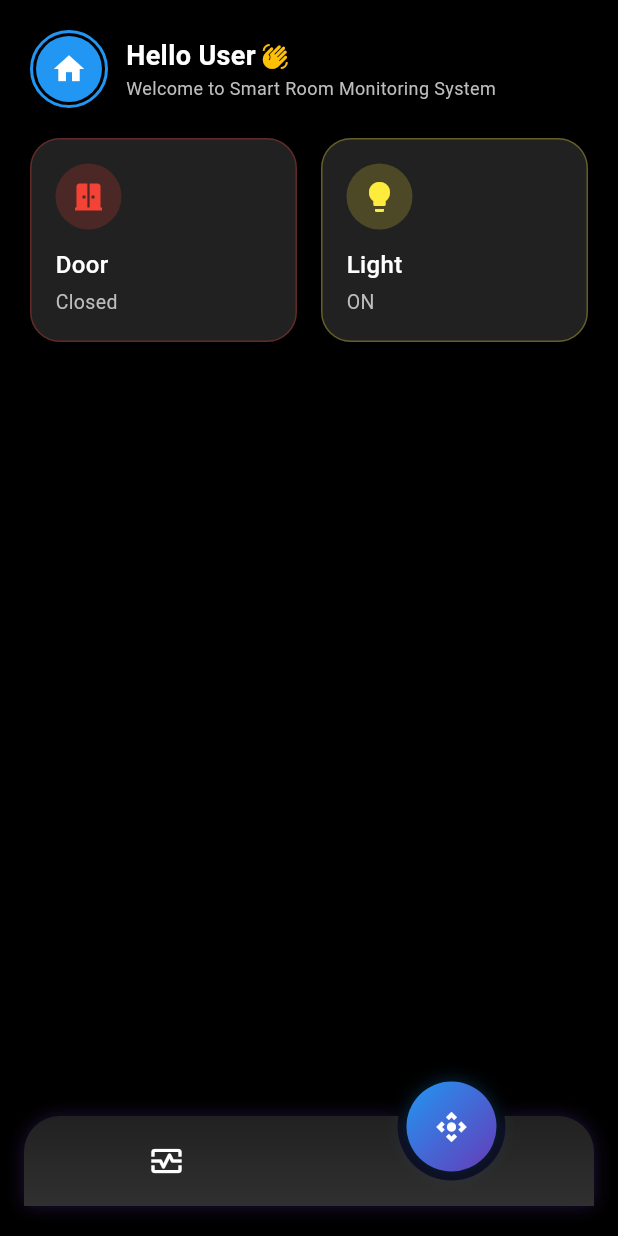
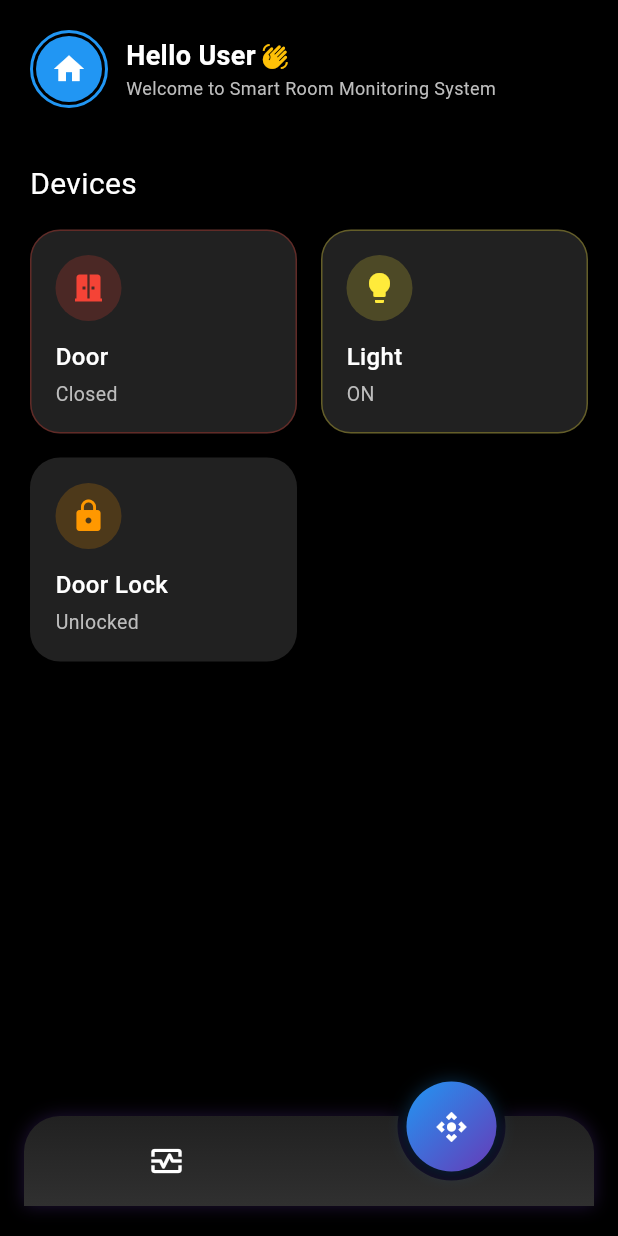
Before and after one commit to FigoRazzan/IotMobileAppDev, a Flutter app: the screen it shows after launch, item 2 of the bottom bar chosen, after a tap on "Light", on a phone screen of 412 x 824 dp. Run offline on Flutter 3.47's test engine with Material 3 defaults, Android fonts, the light colour scheme and no system bars; drawn by our look-alikes of circle_nav_bar; our stand-ins replace animated_splash_screen, lottie.

Commit message:
Sensor Update

```diff
--- a/lib/screens/controlling.dart
+++ b/lib/screens/controlling.dart
@@ -35,6 +35,18 @@ class _ControllingPageState extends State<ControllingPage> {
           onTap: () {
             setState(() {
               SensorValues.isLightOn = !SensorValues.isLightOn;
+            });
+          },
+        ),
+        _buildDeviceCard(
+          icon: Icons.lock,
+          title: 'Door Lock',
+          subtitle: SensorValues.isDoorLocked ? 'Locked' : 'Unlocked',
+          color: SensorValues.isDoorLocked ? Colors.blue : Colors.orange,
+          isActive: SensorValues.isDoorLocked,
+          onTap: () {
+            setState(() {
+              SensorValues.isDoorLocked = !SensorValues.isDoorLocked;
             });
           },
         ),
@@ -100,7 +112,18 @@ class _ControllingPageState extends State<ControllingPage> {
   @override
   Widget build(BuildContext context) {
     return Column(
+      crossAxisAlignment: CrossAxisAlignment.start,
       children: [
+        const Padding(
+          padding: EdgeInsets.symmetric(horizontal: 20, vertical: 16),
+          child: Text(
+            'Devices',
+            style: TextStyle(
+              color: Colors.white,
+              fontSize: 20,
+            ),
+          ),
+        ),
         Padding(
           padding: const EdgeInsets.symmetric(horizontal: 20),
           child: _buildControllingDevices(),
--- a/lib/screens/monitoring.dart
+++ b/lib/screens/monitoring.dart
@@ -188,8 +188,7 @@ class _MonitoringPageState extends State<MonitoringPage> {
                 subtitle: SensorValues.isWaterDetected
                     ? 'Water Detected'
                     : 'No Water',
-                color:
-                    SensorValues.isWaterDetected ? Colors.orange : Colors.green,
+                color: SensorValues.isWaterDetected ? Colors.red : Colors.green,
                 isActive: true,
                 onTap: () {
                   setState(() {
@@ -213,6 +212,22 @@ class _MonitoringPageState extends State<MonitoringPage> {
                   setState(() {
                     SensorValues.isMotionDetected =
                         !SensorValues.isMotionDetected;
+                  });
+                },
+              ),
+              // Flame sensor device
+              _buildDeviceCard(
+                icon: Icons.local_fire_department,
+                title: 'Flame Sensor',
+                subtitle:
+                    SensorValues.isFireDetected ? 'Fire Detected' : 'No Fire',
+                color: SensorValues.isFireDetected
+                    ? Colors.orange
+                    : Colors.blueGrey,
+                isActive: true,
+                onTap: () {
+                  setState(() {
+                    SensorValues.isFireDetected = !SensorValues.isFireDetected;
                   });
                 },
               ),
--- a/lib/screens/sensor_values.dart
+++ b/lib/screens/sensor_values.dart
@@ -10,4 +10,5 @@ class SensorValues {
   static bool isFireDetected = false;
   static bool isDoorOpen = false;
   static bool isLightOn = false;
+  static bool isDoorLocked = false;
 }
```
